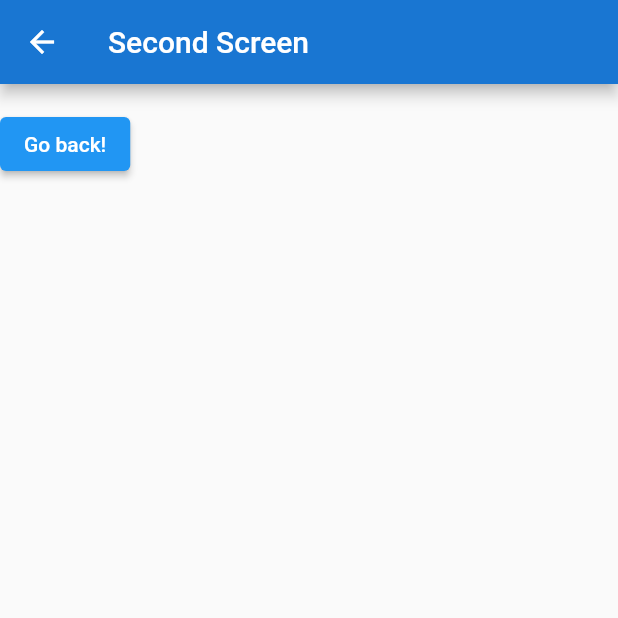
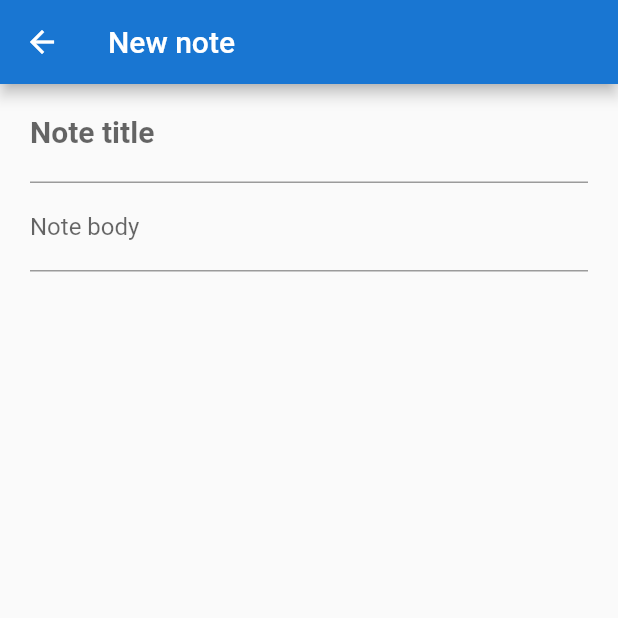
Before and after one commit to CosminDanielSolomon/MyNotes, a Flutter app: the Note screen opened directly with empty values, on a phone screen of 412 x 824 dp, the top half of it. Run offline on Flutter 3.47's test engine with Material 2 defaults, Android fonts, the phone set to English and light mode, and no system bars.

```diff
--- a/lib/models/noteData.dart
+++ b/lib/models/noteData.dart
@@ -2,6 +2,7 @@ import 'package:uuid/uuid.dart';
 
 class NoteData {
 
+  int _position;
   String _id;
   String _title;
   String _description;
@@ -9,13 +10,16 @@ class NoteData {
 
   // constructor
 
-  NoteData(this._title) { // title is mandatory
+  NoteData(this._title, this._description) { // title is mandatory
     var uuid = Uuid();
     this._id = uuid.v1();
     this._dateTime = DateTime.now();
   }
 
   // getters, setters, operators
+
+  int get position => _position;
+  set position(int position) => this._position = position;
 
   String get id => _id;
 
--- a/lib/note.dart
+++ b/lib/note.dart
@@ -1,32 +1,57 @@
 import 'package:flutter/material.dart';
 
-import 'package:provider/provider.dart';
-
 import 'models/noteData.dart';
-import 'models/notesModel.dart';
 
 class Note extends StatelessWidget {
   @override
   Widget build(BuildContext context) {
-    NoteData arg = ModalRoute.of(context).settings.arguments;
+    NoteData note = ModalRoute.of(context).settings.arguments;
+    String noteBarText = (note.title != null &&
+            note.description != null &&
+            note.title.isNotEmpty &&
+            note.description.isNotEmpty)
+        ? "Edit note"
+        : "New note";
 
     return Scaffold(
       appBar: AppBar(
-        title: Text("Second Screen"),
+        title: Text(noteBarText),
       ),
-      body: Column(
-        children: [
-          Text(
-            arg.title,
-          ),
-          ElevatedButton(
-            onPressed: () {
-              // Navigate back to first screen when tapped.
-              Navigator.pop(context);
-            },
-            child: Text('Go back!'),
-          ),
-        ],
+      body: getNoteLayout(context, note),
+    );
+  }
+
+  Container getNoteLayout(BuildContext context, NoteData note) {
+    TextEditingController titleController =
+        TextEditingController(text: note.title);
+    return Container(
+      margin: const EdgeInsets.only(left: 20.0, right: 20.0),
+      child: SingleChildScrollView(
+        child: Column(
+          children: [
+            TextField(
+              controller: titleController,
+              keyboardType: TextInputType.multiline,
+              maxLines: null,
+              decoration: InputDecoration(
+                  border: UnderlineInputBorder(), labelText: 'Note title'),
+              style: TextStyle(
+                fontWeight: FontWeight.bold,
+                fontSize: 20.0,
+              ),
+              onChanged: (String value) async {
+                print(value);
+                note.title = value;
+              },
+            ),
+            TextField(
+              keyboardType: TextInputType.multiline,
+              maxLines: null,
+              decoration: InputDecoration(
+                  border: UnderlineInputBorder(), labelText: 'Note body'),
+            ),
+          ],
+        ),
       ),
     );
   }
```
Also changed, not shown: lib/models/notesModel.dart (+15 -20 lines), lib/myNotesList.dart (+17 -18 lines), lib/noteCard.dart (+8 -2 lines).
